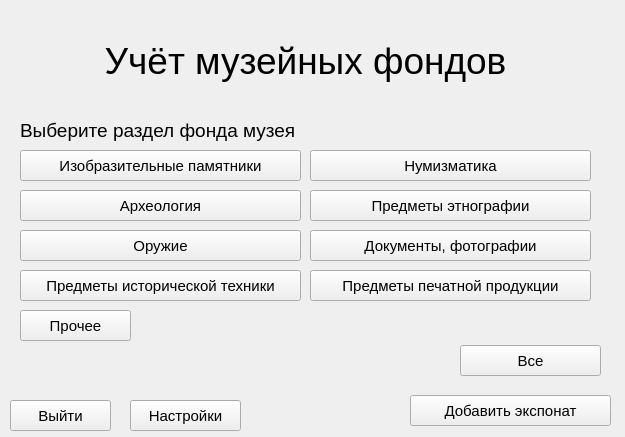
Shoker2/Emook, file Emook_code/Resourses/Доп прога/Workspace/Main.ui: the form before one commit.
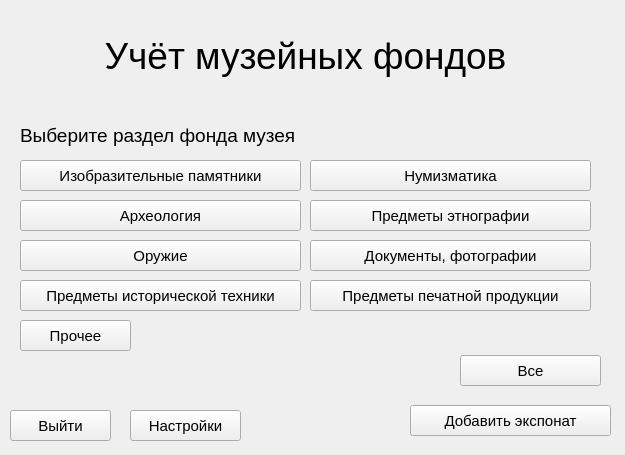
The form after the commit.

What changed in the file:
```diff
--- a/Emook_code/Resourses/Доп прога/Workspace/Main.ui
+++ b/Emook_code/Resourses/Доп прога/Workspace/Main.ui
@@ -7,7 +7,7 @@
     <x>0</x>
     <y>0</y>
     <width>625</width>
-    <height>437</height>
+    <height>455</height>
    </rect>
   </property>
   <property name="windowTitle">
@@ -20,9 +20,9 @@
    <property name="geometry">
     <rect>
      <x>10</x>
-     <y>20</y>
+     <y>10</y>
      <width>591</width>
-     <height>81</height>
+     <height>91</height>
     </rect>
    </property>
    <property name="font">
@@ -42,8 +42,8 @@
     <rect>
      <x>20</x>
      <y>120</y>
-     <width>281</width>
-     <height>21</height>
+     <width>561</width>
+     <height>31</height>
     </rect>
    </property>
    <property name="font">
@@ -62,7 +62,7 @@
    <property name="geometry">
     <rect>
      <x>460</x>
-     <y>345</y>
+     <y>355</y>
      <width>141</width>
      <height>31</height>
     </rect>
@@ -80,7 +80,7 @@
    <property name="geometry">
     <rect>
      <x>410</x>
-     <y>395</y>
+     <y>405</y>
      <width>201</width>
      <height>31</height>
     </rect>
@@ -98,7 +98,7 @@
    <property name="geometry">
     <rect>
      <x>10</x>
-     <y>400</y>
+     <y>410</y>
      <width>101</width>
      <height>31</height>
     </rect>
@@ -116,7 +116,7 @@
    <property name="geometry">
     <rect>
      <x>20</x>
-     <y>150</y>
+     <y>160</y>
      <width>281</width>
      <height>31</height>
     </rect>
@@ -134,7 +134,7 @@
    <property name="geometry">
     <rect>
      <x>310</x>
-     <y>150</y>
+     <y>160</y>
      <width>281</width>
      <height>31</height>
     </rect>
@@ -152,7 +152,7 @@
    <property name="geometry">
     <rect>
      <x>20</x>
-     <y>190</y>
+     <y>200</y>
      <width>281</width>
      <height>31</height>
     </rect>
@@ -170,7 +170,7 @@
    <property name="geometry">
     <rect>
      <x>310</x>
-     <y>190</y>
+     <y>200</y>
      <width>281</width>
      <height>31</height>
     </rect>
@@ -188,7 +188,7 @@
    <property name="geometry">
     <rect>
      <x>20</x>
-     <y>230</y>
+     <y>240</y>
      <width>281</width>
      <height>31</height>
     </rect>
@@ -206,7 +206,7 @@
    <property name="geometry">
     <rect>
      <x>310</x>
-     <y>230</y>
+     <y>240</y>
      <width>281</width>
      <height>31</height>
     </rect>
@@ -224,7 +224,7 @@
    <property name="geometry">
     <rect>
      <x>20</x>
-     <y>270</y>
+     <y>280</y>
      <width>281</width>
      <height>31</height>
     </rect>
@@ -242,7 +242,7 @@
    <property name="geometry">
     <rect>
      <x>310</x>
-     <y>270</y>
+     <y>280</y>
      <width>281</width>
      <height>31</height>
     </rect>
@@ -260,7 +260,7 @@
    <property name="geometry">
     <rect>
      <x>130</x>
-     <y>400</y>
+     <y>410</y>
      <width>111</width>
      <height>31</height>
     </rect>
@@ -278,7 +278,7 @@
    <property name="geometry">
     <rect>
      <x>20</x>
-     <y>310</y>
+     <y>320</y>
      <width>111</width>
      <height>31</height>
     </rect>
```
